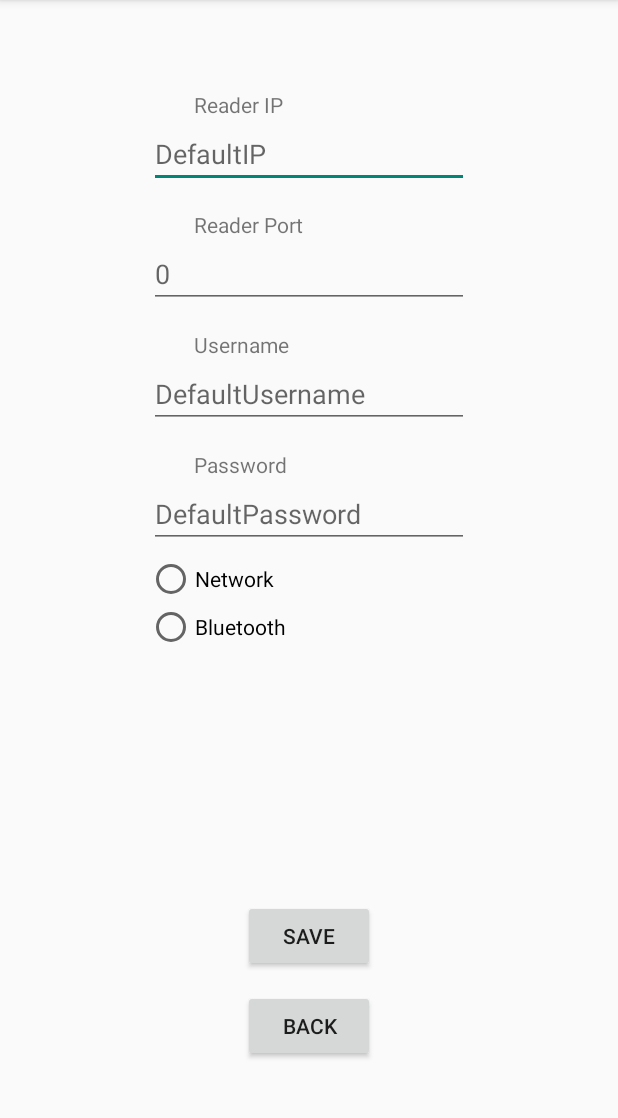
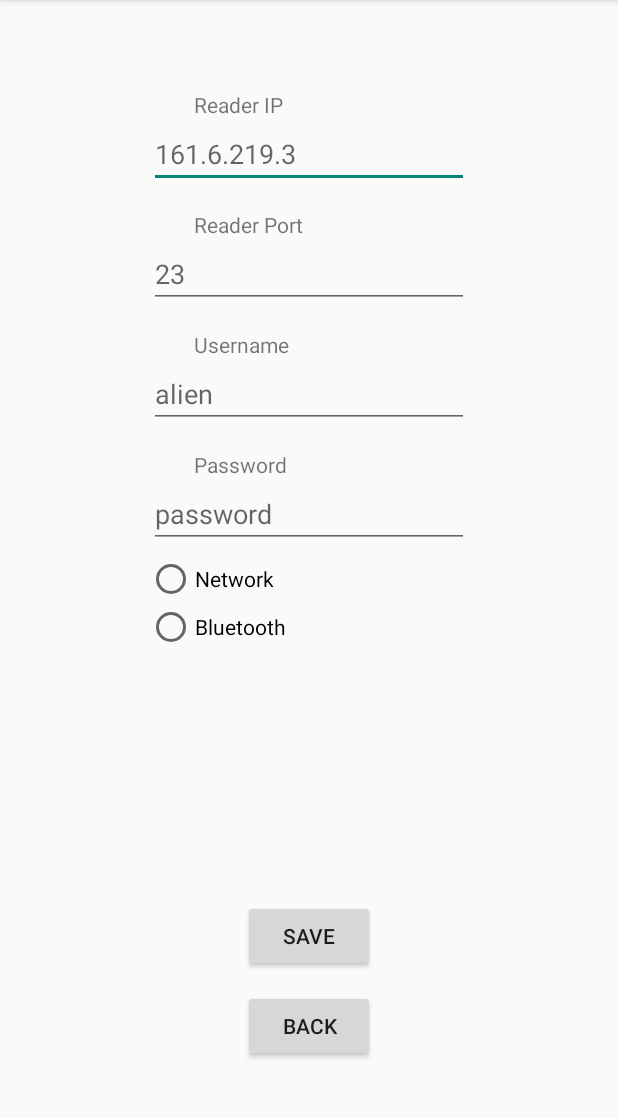
Before and after one commit to cylissama/Alien-Probe, an Android app built with Jetpack Compose: the screen it shows after launch (SettingsActivity), after a tap on "SETUP", on a phone screen of 412 x 824 dp, the part 84-1202 px from its top. Run offline under Robolectric (Android 15) with nearby library versions, the phone set to English and light mode, and no system bars; 3 statements that could not run were skipped.

Commit message:
minor change to EPC add

```diff
--- a/Android App/Alien PROBE/app/src/main/java/com/example/alienprobe/ScannerActivity.kt
+++ b/Android App/Alien PROBE/app/src/main/java/com/example/alienprobe/ScannerActivity.kt
@@ -129,7 +129,7 @@ class ScannerActivity : AppCompatActivity() {
                         val long: Double = lastLocation!!.longitude
                         val lat: Double = lastLocation!!.latitude
                         val time: String = formattedTime
-                        val tagModel: TagModel = TagModel(-1, "EPC: ${tag.getEPC()}", long, lat, time)
+                        val tagModel: TagModel = TagModel(-1, "${tag.getEPC()}", long, lat, time)
                         val success = dataBaseHelper.addOne(tagModel)
                         if (success) {
                             Toast.makeText(this, "Worked", Toast.LENGTH_LONG).show()
--- a/Android App/Alien PROBE/app/src/main/java/com/example/alienprobe/SettingsActivity.kt
+++ b/Android App/Alien PROBE/app/src/main/java/com/example/alienprobe/SettingsActivity.kt
@@ -52,31 +52,6 @@ class SettingsActivity : AppCompatActivity() {
             loadPreferences()
         }
     }
-    private fun getLocation() {
-        if (ActivityCompat.checkSelfPermission(
-                this,
-                Manifest.permission.ACCESS_FINE_LOCATION
-            ) != PackageManager.PERMISSION_GRANTED && ActivityCompat.checkSelfPermission(
-                this,
-                Manifest.permission.ACCESS_COARSE_LOCATION
-            ) != PackageManager.PERMISSION_GRANTED
-        ) {
-            // TODO: Consider calling
-            //    ActivityCompat#requestPermissions
-            // here to request the missing permissions, and then overriding
-            //   public void onRequestPermissionsResult(int requestCode, String[] permissions,
-            //                                          int[] grantResults)
-            // to handle the case where the user grants the permission. See the documentation
-            // for ActivityCompat#requestPermissions for more details.
-            return
-        }
-        fusedLocationClient.lastLocation.addOnSuccessListener(this) { location ->
-            // Got last known location. In some rare situations, this can be null.
-            location?.let {
-                // Logic to handle location object
-            }
-        }
-    }
     private fun savePreferences(
         username: String,
         password: String,
@@ -95,10 +70,10 @@ class SettingsActivity : AppCompatActivity() {
     }
     private fun loadPreferences() {
         val sharedPreferences = getSharedPreferences("AppPreferences", Context.MODE_PRIVATE)
-        val savedUsername = sharedPreferences.getString("Username", "DefaultUsername")
-        val savedPassword = sharedPreferences.getString("Password", "DefaultPassword")
-        val savedIP = sharedPreferences.getString("IP", "DefaultIP")
-        val savedPort = sharedPreferences.getInt("Port", 0)
+        val savedUsername = sharedPreferences.getString("Username", "alien")
+        val savedPassword = sharedPreferences.getString("Password", "password")
+        val savedIP = sharedPreferences.getString("IP", "161.6.219.3")
+        val savedPort = sharedPreferences.getInt("Port", 23)
         val readerIPInput = findViewById<TextView>(R.id.readerIPInput)
         readerIPInput.hint = savedIP
         val readerPortInput = findViewById<TextView>(R.id.readerPortInput)
```
